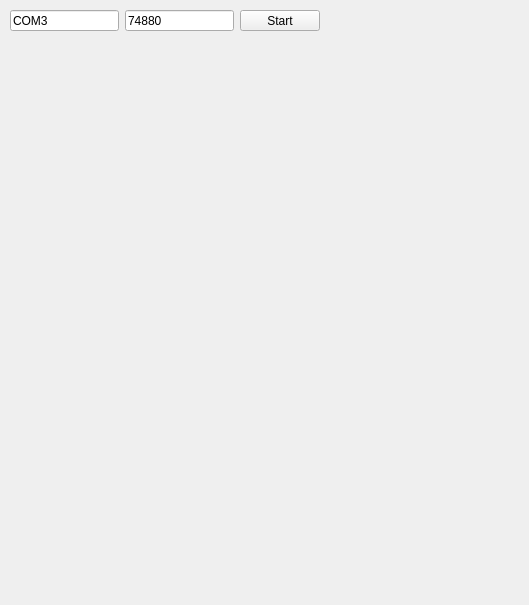
Above: mainwindow.ui from RomanSereda/serial-port-reader before the change. Below: the same form after it.
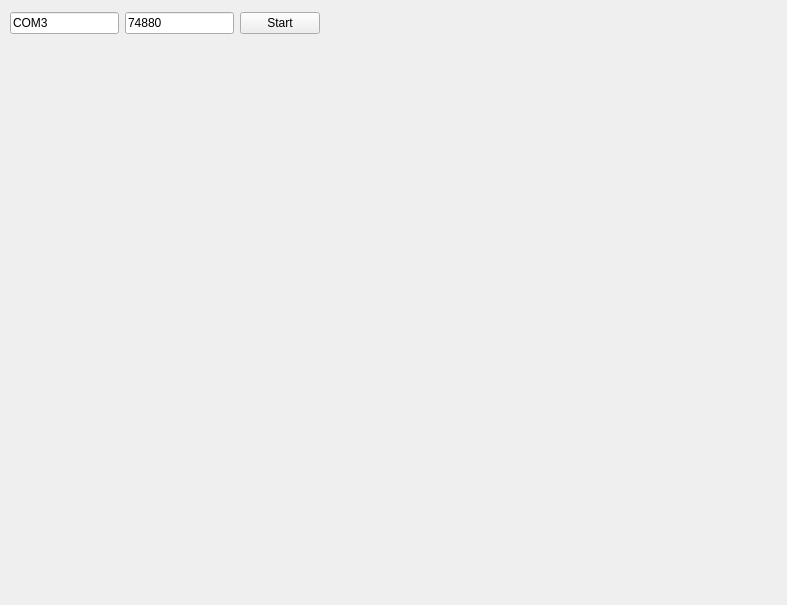
That is the form after the change.

Patch:
```diff
--- a/mainwindow.ui
+++ b/mainwindow.ui
@@ -6,7 +6,7 @@
    <rect>
     <x>0</x>
     <y>0</y>
-    <width>529</width>
+    <width>787</width>
     <height>605</height>
    </rect>
   </property>
@@ -26,7 +26,7 @@
       <x>10</x>
       <y>10</y>
       <width>310</width>
-      <height>21</height>
+      <height>26</height>
      </rect>
     </property>
     <layout class="QHBoxLayout" name="horizontalLayout">
@@ -58,7 +58,7 @@
      <rect>
       <x>10</x>
       <y>50</y>
-      <width>511</width>
+      <width>771</width>
       <height>541</height>
      </rect>
     </property>
```
